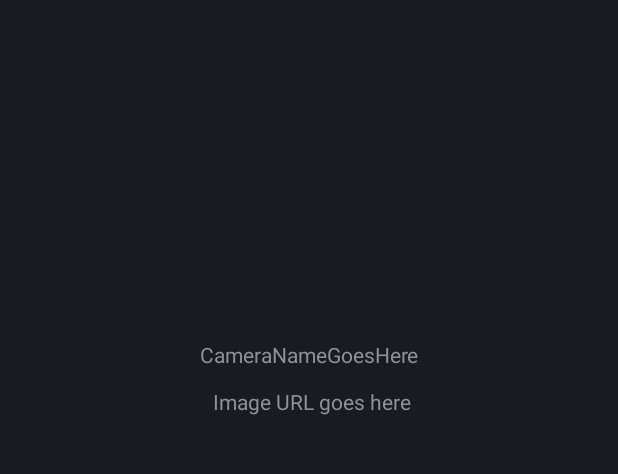
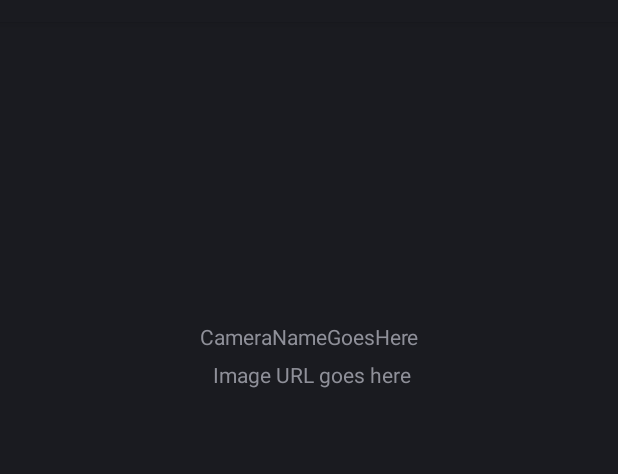
Before and after one commit to Superbigbabol/FinalProject, an Android app: the layout details_layout.xml on its own in the app's theme, with its tools: preview values and no code run, on a phone screen of 412 x 824 dp, the part 62-536 px from its top. Run offline under Robolectric (Android 15) with nearby library versions, the phone set to English and light mode, and no system bars.

Commit message:
DB issue fixed

```diff
--- a/app/build.gradle
+++ b/app/build.gradle
@@ -36,7 +36,7 @@ android {
 
 dependencies {
 
-    def room_version = "2.4.2"
+    def room_version = "2.5.0"
     implementation "androidx.room:room-runtime:$room_version"
     annotationProcessor "androidx.room:room-compiler:$room_version"
 
--- a/app/src/main/java/algonquin/cst2335/finalproject/data/MarsPhotoDatabase.java
+++ b/app/src/main/java/algonquin/cst2335/finalproject/data/MarsPhotoDatabase.java
@@ -3,7 +3,7 @@ package algonquin.cst2335.finalproject.data;
 import androidx.room.Database;
 import androidx.room.RoomDatabase;
 
-@Database(entities = {MarsPhoto.class}, version=1)
+@Database(entities = {MarsPhoto.class}, version=3)
 public abstract class MarsPhotoDatabase extends RoomDatabase {
 
     public abstract MarsPhotoDao mpDao();
--- a/app/src/main/res/layout/activity_mars_photo.xml
+++ b/app/src/main/res/layout/activity_mars_photo.xml
@@ -85,7 +85,7 @@
         android:id="@+id/fragmentLocation"
         android:layout_width="match_parent"
         android:layout_height="match_parent"
-        android:layout_marginTop="400dp"
+        android:layout_marginTop="410dp"
         app:layout_constraintBottom_toBottomOf="parent"
         app:layout_constraintEnd_toEndOf="parent"
         app:layout_constraintStart_toStartOf="parent"
--- a/app/src/main/res/layout/details_layout.xml
+++ b/app/src/main/res/layout/details_layout.xml
@@ -10,7 +10,6 @@
         android:id="@+id/camerName"
         android:layout_width="wrap_content"
         android:layout_height="wrap_content"
-        android:layout_marginTop="12dp"
         android:text="CameraNameGoesHere"
         app:layout_constraintEnd_toEndOf="parent"
         app:layout_constraintStart_toStartOf="parent"
@@ -21,7 +20,7 @@
         android:layout_width="wrap_content"
         android:layout_height="wrap_content"
 
-        android:layout_marginTop="12dp"
+        android:layout_marginTop="6dp"
         android:text=" Image URL goes here"
         app:layout_constraintEnd_toEndOf="parent"
         app:layout_constraintStart_toStartOf="parent"
```
Also changed, not shown: app/src/main/java/algonquin/cst2335/finalproject/MarsPhotoActivity.java (+11 -15 lines).
